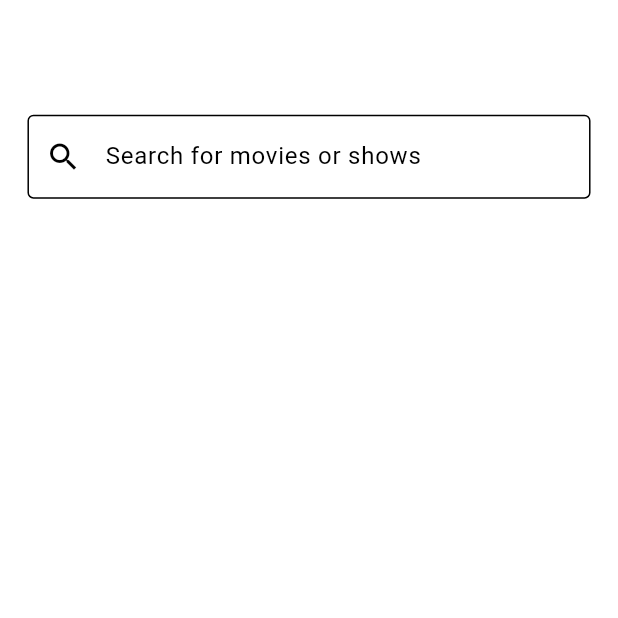
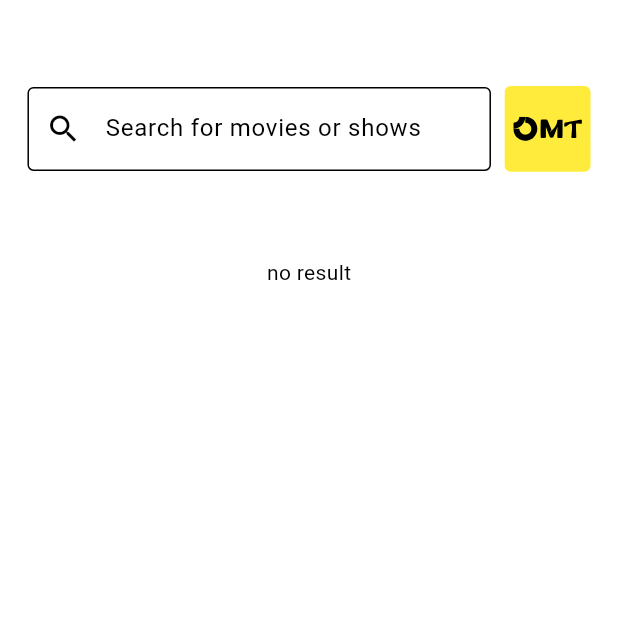
Before and after one commit to osama-alharbi9/OMT, a Flutter app: the SearchPage screen opened directly, on a phone screen of 412 x 824 dp, the top half of it. Run offline on Flutter 3.47's test engine with Material 3 defaults, Android fonts, the phone set to English and light mode, and no system bars; our stand-ins replace cloud_firestore, delightful_toast, dio, firebase_auth, firebase_core, flutter_dotenv and 9 more; accounts and stored records are empty; network calls fail.

Commit message:
basic query added to search page

```diff
--- a/lib/features/discover/pages/all_media.dart
+++ b/lib/features/discover/pages/all_media.dart
@@ -19,7 +19,6 @@ class AllMedia extends StatelessWidget {
         itemBuilder: (context, index) {
           return MediaCard(
             mediaItem: media[index]!,
-            mediaName: media[index]!.title,
             posterPath: media[index]!.posterPath!,
           );
         },
--- a/lib/features/discover/widgets/media_card.dart
+++ b/lib/features/discover/widgets/media_card.dart
@@ -8,11 +8,9 @@ class MediaCard extends StatelessWidget {
   const MediaCard({
     super.key,
     required this.mediaItem,
-    required this.mediaName,
     required this.posterPath,
   });
   final MediaModel mediaItem;
-  final String mediaName;
   final String posterPath;
   @override
   Widget build(BuildContext context) {
--- a/lib/features/discover/widgets/media_section.dart
+++ b/lib/features/discover/widgets/media_section.dart
@@ -54,7 +54,7 @@ class MediaSection extends StatelessWidget {
                 if (item == null) {
                 return const SizedBox.shrink();
                 }
-              return MediaCard(mediaItem: item, mediaName: item.title,posterPath: item.posterPath!,);
+              return MediaCard(mediaItem: item,posterPath: item.posterPath!,);
             },
           ),
         ),
--- /dev/null
+++ b/lib/features/search/pages/search_page.dart
@@ -0,0 +1,102 @@
+import 'package:flutter/material.dart';
+import 'package:flutter_riverpod/flutter_riverpod.dart';
+import 'package:flutter_screenutil/flutter_screenutil.dart';
+import 'package:flutter_svg/svg.dart';
+import 'package:omt/core/common/helpers/helper_functions.dart';
+import 'package:omt/features/discover/pages/media_details.dart';
+import 'package:omt/features/search/providers/search_provider.dart';
+
+class SearchPage extends ConsumerWidget {
+  const SearchPage({super.key});
+
+  @override
+  Widget build(BuildContext context, WidgetRef ref) {
+    final searchResults = ref.watch(searchProvider);
+
+    return Scaffold(
+      body: CustomScrollView(
+        slivers: [
+          SliverToBoxAdapter(
+            child: Padding(
+              padding: EdgeInsets.symmetric(horizontal: 16.w, vertical: 48.h),
+              child: Row(
+                children: [
+                  Expanded(
+                    child: TextField(
+                      decoration: InputDecoration(
+                        border: const OutlineInputBorder(),
+                        prefixIcon: const Icon(Icons.search),
+                        hintText: 'Search for movies or shows',
+                      ),
+                      onChanged: (query) {
+                        ref.read(searchProvider.notifier).search(query);
+                      },
+                    ),
+                  ),
+                  SizedBox(width: 8.w),
+                  Container(
+                    decoration: BoxDecoration(
+                      color: Theme.of(context).colorScheme.primary,
+                      borderRadius: BorderRadius.circular(4),
+                    ),
+                    width: 50.sp,
+                    height: 50.sp,
+                    child: Padding(
+                      padding: EdgeInsets.all(5.sp),
+                      child: SvgPicture.asset(
+                        'assets/images/Logo.svg',
+                        color: Theme.of(context).colorScheme.onPrimary,
+                      ),
+                    ),
+                  ),
+                ],
+              ),
+            ),
+          ),
+
+          SliverToBoxAdapter(
+            child: searchResults.when(
+              loading: () => const Center(child: CircularProgressIndicator()),
+              error: (e, _) => Center(child: Text('error: $e')),
+              data: (results) {
+                if (results.isEmpty) {
+                  return const Center(child: Text('no result'));
+                }
+                return ListView.builder(
+                  shrinkWrap: true,
+                  physics: const NeverScrollableScrollPhysics(),
+                  itemCount: results.length,
+                  itemBuilder: (context, index) {
+                    final media = results[index];
+                    return Padding(
+                      padding: EdgeInsets.symmetric(horizontal: 16.w, vertical: 8.h),
+                      child: GestureDetector(onTap: (){
+                        Navigator.push(context, MaterialPageRoute(builder: (e)=>MediaDetails(media: media)));
+                      },
+                        child: ListTile(
+                          title: Text(media.title),
+                          leading: ClipRRect(
+                            borderRadius: BorderRadius.circular(4.r),
+                            child: media.posterPath != null
+                                ? Hero(tag: media.uid!,
+                                  child: Image.network(
+                                      imageBasePath + media.posterPath!,
+                                      width: 60.w,
+                                      fit: BoxFit.cover,
+                                    ),
+                                )
+                                : const Icon(Icons.image_not_supported),
+                          ),
+                        ),
+                      ),
+                    );
+                  },
+                );
+              },
+            ),
+          ),
+        ],
+      ),
+    );
+  }
+}
--- a/lib/features/search/search_page.dart
+++ /dev/null
@@ -1,35 +0,0 @@
-import 'package:flutter/material.dart';
-import 'package:flutter_screenutil/flutter_screenutil.dart';
-
-class SearchPage extends StatelessWidget {
-  const SearchPage({super.key});
-
-  @override
-  Widget build(BuildContext context) {
-    return Scaffold(
-      body: CustomScrollView(
-        slivers: [
-          SliverToBoxAdapter(
-            child: Column(
-              children: [
-                Padding(
-                  padding: EdgeInsets.symmetric(
-                    horizontal: 16.w,
-                    vertical: 64.h,
-                  ),
-                  child: TextField(
-                    decoration: InputDecoration(
-                      border: OutlineInputBorder(),
-                      prefixIcon: Icon(Icons.search),
-                      hintText: 'Search for movies or shows',
-                    ),
-                  ),
-                ),
-              ],
-            ),
-          ),
-        ],
-      ),
-    );
-  }
-}
--- a/lib/omt_navigator.dart
+++ b/lib/omt_navigator.dart
@@ -2,7 +2,7 @@ import 'package:flutter/material.dart';
 import 'package:flutter_screenutil/flutter_screenutil.dart';
 import 'package:omt/features/discover/pages/discover_page.dart';
 import 'package:omt/features/profile/pages/profile_page.dart';
-import 'package:omt/features/search/search_page.dart';
+import 'package:omt/features/search/pages/search_page.dart';
 import 'package:persistent_bottom_nav_bar/persistent_bottom_nav_bar.dart';
 
 class OmtNavigator extends StatefulWidget {
--- a/pubspec.yaml
+++ b/pubspec.yaml
@@ -49,6 +49,7 @@ dependencies:
   google_sign_in: ^6.2.1
   sign_in_with_apple: ^7.0.1
   smooth_page_indicator: ^1.2.1
+  image_picker: ^1.1.2
 
 
 dev_dependencies:
```
Also changed, not shown: lib/core/common/widgets/omt_button.dart (+5 -3 lines), lib/features/auth/providers/auth_provider.dart (+7 -1 lines), lib/features/profile/pages/profile_page.dart (+62 -3 lines), lib/features/search/providers/search_provider.dart (added, +39 -0 lines), pubspec.lock, 2 other files.
